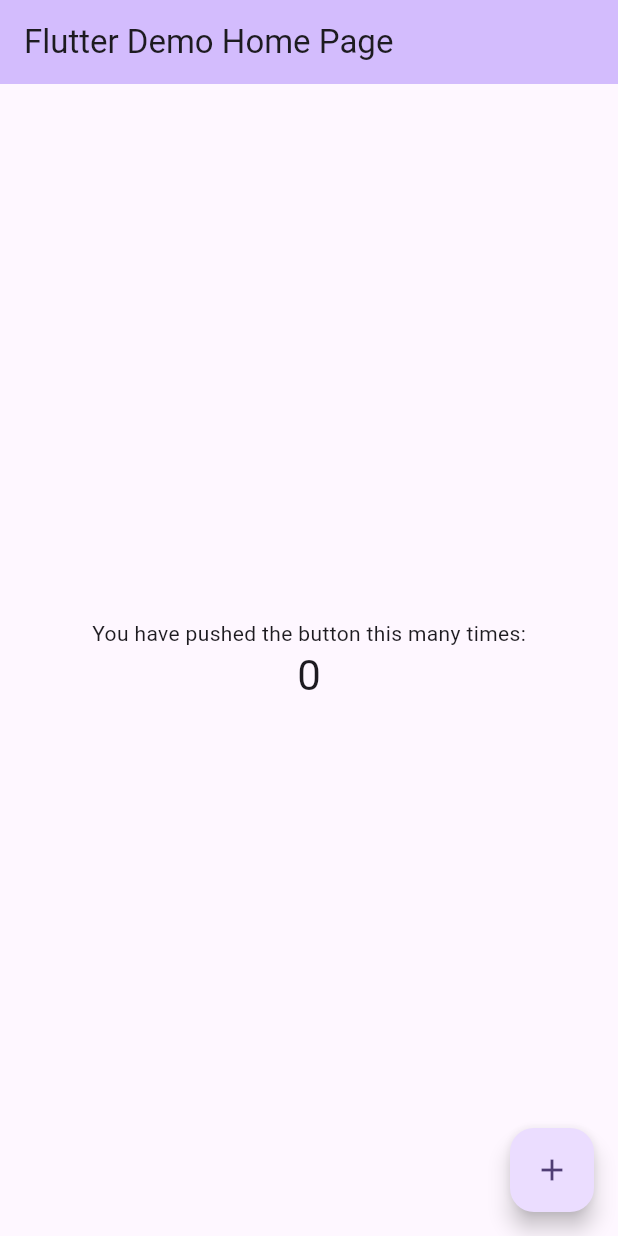
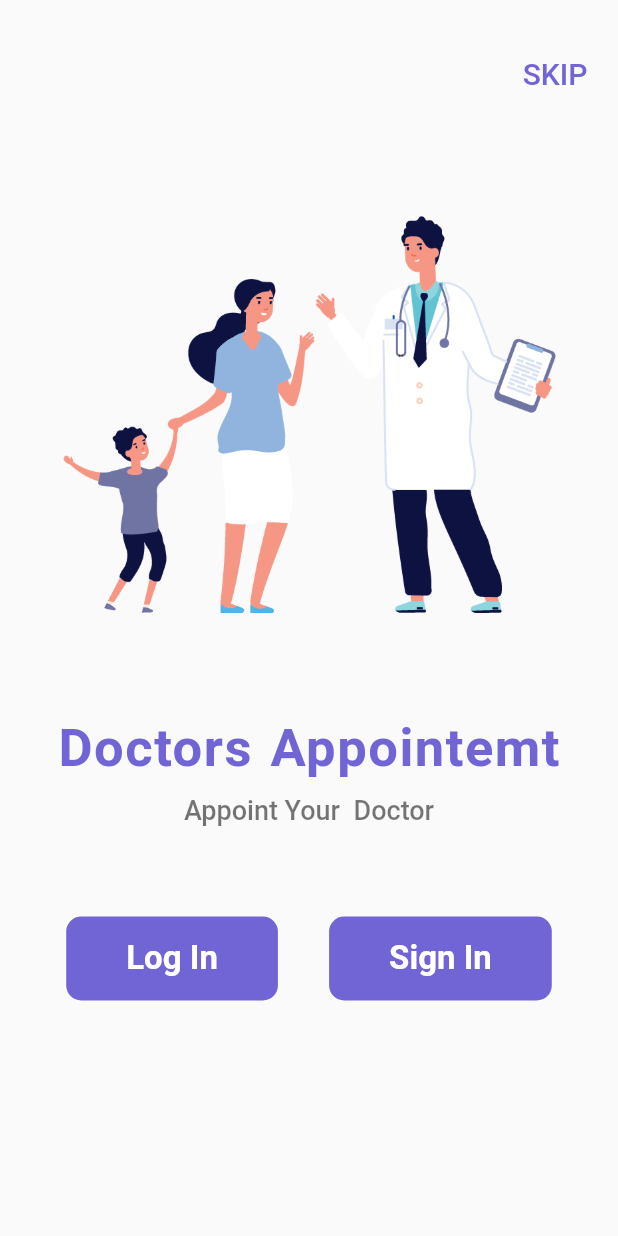
Before and after one commit to VikkiCat/flutter_healthcare_app, a Flutter app: the screen it shows after launch, on a phone screen of 412 x 824 dp. Run offline on Flutter 3.47's test engine with Material 2 defaults, Android fonts, the light colour scheme and no system bars.

Commit message:
welcome screen

```diff
--- a/analysis_options.yaml
+++ b/analysis_options.yaml
@@ -7,7 +7,8 @@
 
 # The following line activates a set of recommended lints for Flutter apps,
 # packages, and plugins designed to encourage good coding practices.
-include: package:flutter_lints/flutter.yaml
+# include: package:flutter_lints/flutter.yaml
+# comment above  line to avoid blue lines in code
 
 linter:
   # The lint rules applied to this project can be customized in the
--- a/lib/main.dart
+++ b/lib/main.dart
@@ -1,4 +1,5 @@
 import 'package:flutter/material.dart';
+import 'package:flutter_healthcare_app/screens/welcome_screen.dart';
 
 void main() {
   runApp(const MyApp());
@@ -7,119 +8,11 @@ void main() {
 class MyApp extends StatelessWidget {
   const MyApp({super.key});
 
-  // This widget is the root of your application.
   @override
   Widget build(BuildContext context) {
     return MaterialApp(
-      title: 'Flutter Demo',
-      theme: ThemeData(
-        // This is the theme of your application.
-        //
-        // TRY THIS: Try running your application with "flutter run". You'll see
-        // the application has a blue toolbar. Then, without quitting the app,
-        // try changing the seedColor in the colorScheme below to Colors.green
-        // and then invoke "hot reload" (save your changes or press the "hot
-        // reload" button in a Flutter-supported IDE, or press "r" if you used
-        // the command line to start the app).
-        //
-        // Notice that the counter didn't reset back to zero; the application
-        // state is not lost during the reload. To reset the state, use hot
-        // restart instead.
-        //
-        // This works for code too, not just values: Most code changes can be
-        // tested with just a hot reload.
-        colorScheme: ColorScheme.fromSeed(seedColor: Colors.deepPurple),
-        useMaterial3: true,
-      ),
-      home: const MyHomePage(title: 'Flutter Demo Home Page'),
+      debugShowCheckedModeBanner: false,
+      home: WelcomeScreen(),
     );
   }
 }
-
-class MyHomePage extends StatefulWidget {
-  const MyHomePage({super.key, required this.title});
-
-  // This widget is the home page of your application. It is stateful, meaning
-  // that it has a State object (defined below) that contains fields that affect
-  // how it looks.
-
-  // This class is the configuration for the state. It holds the values (in this
-  // case the title) provided by the parent (in this case the App widget) and
-  // used by the build method of the State. Fields in a Widget subclass are
-  // always marked "final".
-
-  final String title;
-
-  @override
-  State<MyHomePage> createState() => _MyHomePageState();
-}
-
-class _MyHomePageState extends State<MyHomePage> {
-  int _counter = 0;
-
-  void _incrementCounter() {
-    setState(() {
-      // This call to setState tells the Flutter framework that something has
-      // changed in this State, which causes it to rerun the build method below
-      // so that the display can reflect the updated values. If we changed
-      // _counter without calling setState(), then the build method would not be
-      // called again, and so nothing would appear to happen.
-      _counter++;
-    });
-  }
-
-  @override
-  Widget build(BuildContext context) {
-    // This method is rerun every time setState is called, for instance as done
-    // by the _incrementCounter method above.
-    //
-    // The Flutter framework has been optimized to make rerunning build methods
-    // fast, so that you can just rebuild anything that needs updating rather
-    // than having to individually change instances of widgets.
-    return Scaffold(
-      appBar: AppBar(
-        // TRY THIS: Try changing the color here to a specific color (to
-        // Colors.amber, perhaps?) and trigger a hot reload to see the AppBar
-        // change color while the other colors stay the same.
-        backgroundColor: Theme.of(context).colorScheme.inversePrimary,
-        // Here we take the value from the MyHomePage object that was created by
-        // the App.build method, and use it to set our appbar title.
-        title: Text(widget.title),
-      ),
-      body: Center(
-        // Center is a layout widget. It takes a single child and positions it
-        // in the middle of the parent.
-        child: Column(
-          // Column is also a layout widget. It takes a list of children and
-          // arranges them vertically. By default, it sizes itself to fit its
-          // children horizontally, and tries to be as tall as its parent.
-          //
-          // Column has various properties to control how it sizes itself and
-          // how it positions its children. Here we use mainAxisAlignment to
-          // center the children vertically; the main axis here is the vertical
-          // axis because Columns are vertical (the cross axis would be
-          // horizontal).
-          //
-          // TRY THIS: Invoke "debug painting" (choose the "Toggle Debug Paint"
-          // action in the IDE, or press "p" in the console), to see the
-          // wireframe for each widget.
-          mainAxisAlignment: MainAxisAlignment.center,
-          children: <Widget>[
-            const Text(
-              'You have pushed the button this many times:',
-            ),
-            Text(
-              '$_counter',
-              style: Theme.of(context).textTheme.headlineMedium,
-            ),
-          ],
-        ),
-      ),
-      floatingActionButton: FloatingActionButton(
-        onPressed: _incrementCounter,
-        tooltip: 'Increment',
-        child: const Icon(Icons.add),
-      ), // This trailing comma makes auto-formatting nicer for build methods.
-    );
-  }
-}
--- /dev/null
+++ b/lib/screens/welcome_screen.dart
@@ -0,0 +1,115 @@
+import 'package:flutter/material.dart';
+
+class WelcomeScreen extends StatelessWidget {
+  const WelcomeScreen({super.key});
+
+  @override
+  Widget build(BuildContext context) {
+    return Material(
+      child: Container(
+        width: MediaQuery.of(context).size.width,
+        height: MediaQuery.of(context).size.height,
+        padding: EdgeInsets.all(10),
+        child: Column(
+          children: [
+            SizedBox(height: 15),
+            Align(
+              alignment: Alignment.centerRight,
+              child: TextButton(
+                onPressed: () {
+                  //Navigator.push(context, MaterialPageRoute(
+                  //  builder: (context) =>
+                  //));
+                },
+                child: Text(
+                  "SKIP",
+                  style: TextStyle(
+                    color: Color(0xFF7165D6),
+                    fontSize: 20,
+                  ),
+                ),
+              ),
+            ),
+            SizedBox(height: 50),
+            Padding(
+              padding: EdgeInsets.all(20),
+              child: Image.asset("images/doctors.png"),
+            ),
+            SizedBox(height: 50),
+            Text(
+              "Doctors Appointemt",
+              style: TextStyle(
+                color: Color(0xFF7165D6),
+                fontSize: 35,
+                fontWeight: FontWeight.bold,
+                letterSpacing: 1,
+                wordSpacing: 2,
+              ),
+            ),
+            SizedBox(height: 10),
+            Text(
+              "Appoint Your  Doctor",
+              style: TextStyle(
+                color: Colors.black54,
+                fontSize: 18,
+                fontWeight: FontWeight.w500,
+              ),
+            ),
+            SizedBox(height: 60),
+            Row(
+              mainAxisAlignment: MainAxisAlignment.spaceEvenly,
+              children: [
+                Material(
+                  color: Color(0xFF7165D6),
+                  borderRadius: BorderRadius.circular(10),
+                  child: InkWell(
+                    onTap: () {
+                      //Navigator.push(context, MaterialPageRoute(
+                      //  builder: (context) =>
+                      //));
+                    },
+                    child: Padding(
+                      padding:
+                          EdgeInsets.symmetric(vertical: 15, horizontal: 40),
+                      child: Text(
+                        "Log In",
+                        style: TextStyle(
+                          color: Colors.white,
+                          fontSize: 22,
+                          fontWeight: FontWeight.bold,
+                        ),
+                      ),
+                    ),
+                  ),
+                ),
+                Material(
+                  color: Color(0xFF7165D6),
+                  borderRadius: BorderRadius.circular(10),
+                  child: InkWell(
+                    onTap: () {
+                      //Navigator.push(context, MaterialPageRoute(
+                      //  builder: (context) =>
+                      //));
+                    },
+                    child: Padding(
+                      padding:
+                          EdgeInsets.symmetric(vertical: 15, horizontal: 40),
+                      child: Text(
+                        "Sign In",
+                        style: TextStyle(
+                          color: Colors.white,
+                          fontSize: 22,
+                          fontWeight: FontWeight.bold,
+                        ),
+                      ),
+                    ),
+                  ),
+                ),
+              ],
+            ),
+          ],
+        ),
+      ),
+    );
+  }
+}
--- a/pubspec.yaml
+++ b/pubspec.yaml
@@ -59,10 +59,8 @@ flutter:
   uses-material-design: true
 
   # To add assets to your application, add an assets section, like this:
-  # assets:
-  images/
-  #   - images/a_dot_ham.jpeg
-
+  assets:
+     - images/
   # An image asset can refer to one or more resolution-specific "variants", see
   # https://flutter.dev/assets-and-images/#resolution-aware
 
```
Also changed, not shown: images/doctor1.jpg (added), images/doctor2.jpg (added), images/doctor3.jpg (added), images/doctor4.jpg (added), images/doctors.png (added), images/lined heart.png (added).
